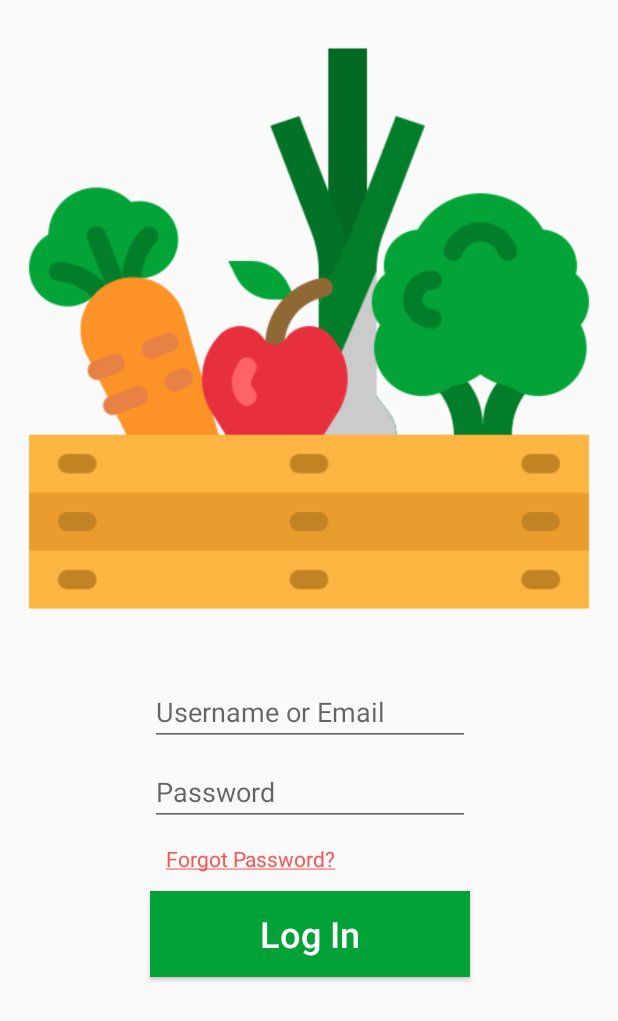
After one commit to Afsar-Ahmed/Capstone-Jockey-Farmer, an Android app: the layout activity_login.xml on its own in the app's theme, with its tools: preview values and no code run, on a phone screen of 412 x 824 dp. The commit adds this screen. Shown: the top 1021 px of the screen. Run offline under Robolectric (Android 15) with nearby library versions, the phone set to English and light mode, and no system bars.

Commit message:
Log in with FireBase
email: testuser@gmail.com
password: 123456

```diff
--- a/FindMyFarmer/app/build.gradle
+++ b/FindMyFarmer/app/build.gradle
@@ -1,6 +1,7 @@
 apply plugin: 'com.android.application'
 apply plugin: 'kotlin-android'
 apply plugin: 'kotlin-android-extensions'
+apply plugin: 'com.google.gms.google-services'
 
 android {
     compileSdkVersion 29
@@ -33,5 +34,8 @@ dependencies {
     testImplementation 'junit:junit:4.12'
     androidTestImplementation 'androidx.test.ext:junit:1.1.2'
     androidTestImplementation 'androidx.test.espresso:espresso-core:3.3.0'
+    implementation 'com.firebaseui:firebase-ui-auth:5.0.0'
+    implementation 'com.google.firebase:firebase-analytics-ktx:17.5.0'
+    implementation 'com.google.firebase:firebase-auth-ktx:19.4.0'
 
 }
--- a/FindMyFarmer/app/src/main/AndroidManifest.xml
+++ b/FindMyFarmer/app/src/main/AndroidManifest.xml
@@ -9,7 +9,12 @@
         android:roundIcon="@mipmap/ic_launcher_round"
         android:supportsRtl="true"
         android:theme="@style/AppTheme">
+        <activity android:name=".DashBoard"></activity>
+        <activity android:name=".Login"
+
+            />
         <activity android:name=".MainActivity">
+
             <intent-filter>
                 <action android:name="android.intent.action.MAIN" />
 
--- /dev/null
+++ b/FindMyFarmer/app/src/main/res/layout/activity_login.xml
@@ -0,0 +1,84 @@
+<?xml version="1.0" encoding="utf-8"?>
+<androidx.constraintlayout.widget.ConstraintLayout xmlns:android="http://schemas.android.com/apk/res/android"
+    xmlns:app="http://schemas.android.com/apk/res-auto"
+    xmlns:tools="http://schemas.android.com/tools"
+    android:id="@+id/constraintLayoutLoginPage"
+    android:layout_width="match_parent"
+    android:layout_height="match_parent"
+    android:background="#FFFFFF"
+    android:backgroundTint="#FAFAFA"
+    android:focusable="true"
+    android:focusableInTouchMode="true"
+    tools:context=".MainActivity">
+
+    <EditText
+        android:id="@+id/inputPassword"
+        android:layout_width="wrap_content"
+        android:layout_height="wrap_content"
+        android:layout_marginTop="8dp"
+        android:ems="10"
+        android:hint="@string/input_password_hint"
+        android:inputType="textPassword"
+        android:textColor="#2B2B2B"
+        app:layout_constraintEnd_toEndOf="@+id/inputEmail"
+        app:layout_constraintHorizontal_bias="0.0"
+        app:layout_constraintStart_toStartOf="@+id/inputEmail"
+        app:layout_constraintTop_toBottomOf="@+id/inputEmail" />
+
+    <EditText
+        android:id="@+id/inputEmail"
+        android:layout_width="wrap_content"
+        android:layout_height="wrap_content"
+        android:layout_marginTop="18dp"
+        android:ems="10"
+        android:hint="@string/input_email_hint"
+        android:inputType="textEmailAddress"
+        app:layout_constraintEnd_toEndOf="parent"
+        app:layout_constraintHorizontal_bias="0.502"
+        app:layout_constraintStart_toStartOf="parent"
+        app:layout_constraintTop_toBottomOf="@+id/loginPageLogo" />
+
+
+    <ImageView
+        android:id="@+id/loginPageLogo"
+        android:layout_width="wrap_content"
+        android:layout_height="430dp"
+        android:layout_marginTop="4dp"
+        android:focusableInTouchMode="false"
+        app:layout_constraintEnd_toEndOf="parent"
+        app:layout_constraintHorizontal_bias="0.0"
+        app:layout_constraintStart_toStartOf="parent"
+        app:layout_constraintTop_toTopOf="parent"
+        app:srcCompat="@drawable/harvest" />
+
+    <Button
+        android:id="@+id/loginBtn"
+        android:layout_width="0dp"
+        android:layout_height="57dp"
+        android:layout_marginTop="12dp"
+        android:background="#4D5FFF"
+        android:backgroundTint="#02A237"
+        android:fontFamily="sans-serif-medium"
+        android:text="@string/login_btn"
+        android:textAllCaps="false"
+        android:textColor="#FFFFFF"
+        android:textSize="24sp"
+        app:layout_constraintEnd_toEndOf="@+id/inputPassword"
+        app:layout_constraintHorizontal_bias="1.0"
+        app:layout_constraintStart_toStartOf="@+id/inputPassword"
+        app:layout_constraintTop_toBottomOf="@+id/forgotPswrdLink" />
+
+    <TextView
+        android:id="@+id/forgotPswrdLink"
+        android:layout_width="wrap_content"
+        android:layout_height="wrap_content"
+        android:layout_marginTop="12dp"
+        android:clickable="true"
+        android:text="@string/forgot_password_link"
+        android:textColor="#FF5252"
+        app:layout_constraintEnd_toEndOf="@+id/inputPassword"
+        app:layout_constraintHorizontal_bias="0.104"
+        app:layout_constraintStart_toStartOf="@+id/inputPassword"
+        app:layout_constraintTop_toBottomOf="@+id/inputPassword" />
+
+</androidx.constraintlayout.widget.ConstraintLayout>
--- a/FindMyFarmer/build.gradle
+++ b/FindMyFarmer/build.gradle
@@ -8,7 +8,7 @@ buildscript {
     dependencies {
         classpath "com.android.tools.build:gradle:4.0.1"
         classpath "org.jetbrains.kotlin:kotlin-gradle-plugin:$kotlin_version"
-
+        classpath 'com.google.gms:google-services:4.3.4'
         // NOTE: Do not place your application dependencies here; they belong
         // in the individual module build.gradle files
     }
```
Also changed, not shown: FindMyFarmer/app/src/main/java/sheridan/capstone/findmyfarmer/DashBoard.kt (added, +24 -0 lines), FindMyFarmer/app/src/main/java/sheridan/capstone/findmyfarmer/Login.kt (added, +82 -0 lines), FindMyFarmer/app/src/main/java/sheridan/capstone/findmyfarmer/MainActivity.kt (+20 -1 lines), FindMyFarmer/app/src/main/res/layout/activity_dash_board.xml (added, +29 -0 lines), FindMyFarmer/app/src/main/res/layout/activity_main.xml (+70 -70 lines), 1 other file.
